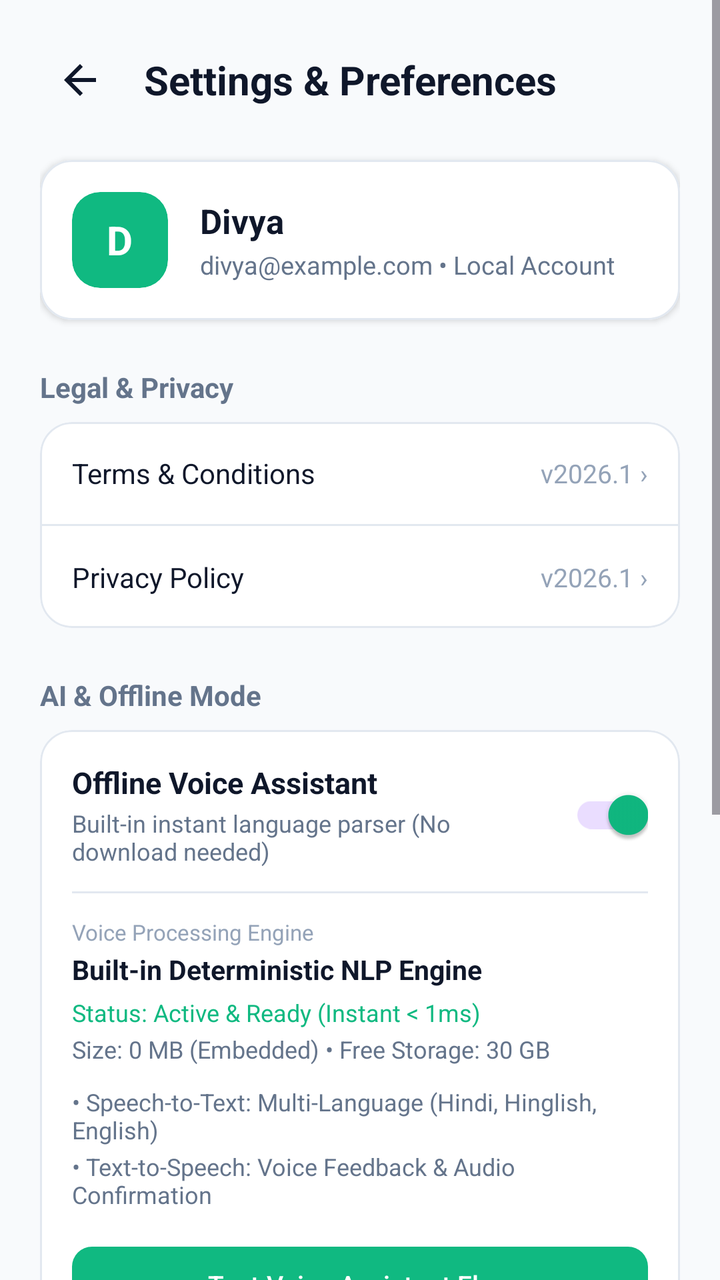
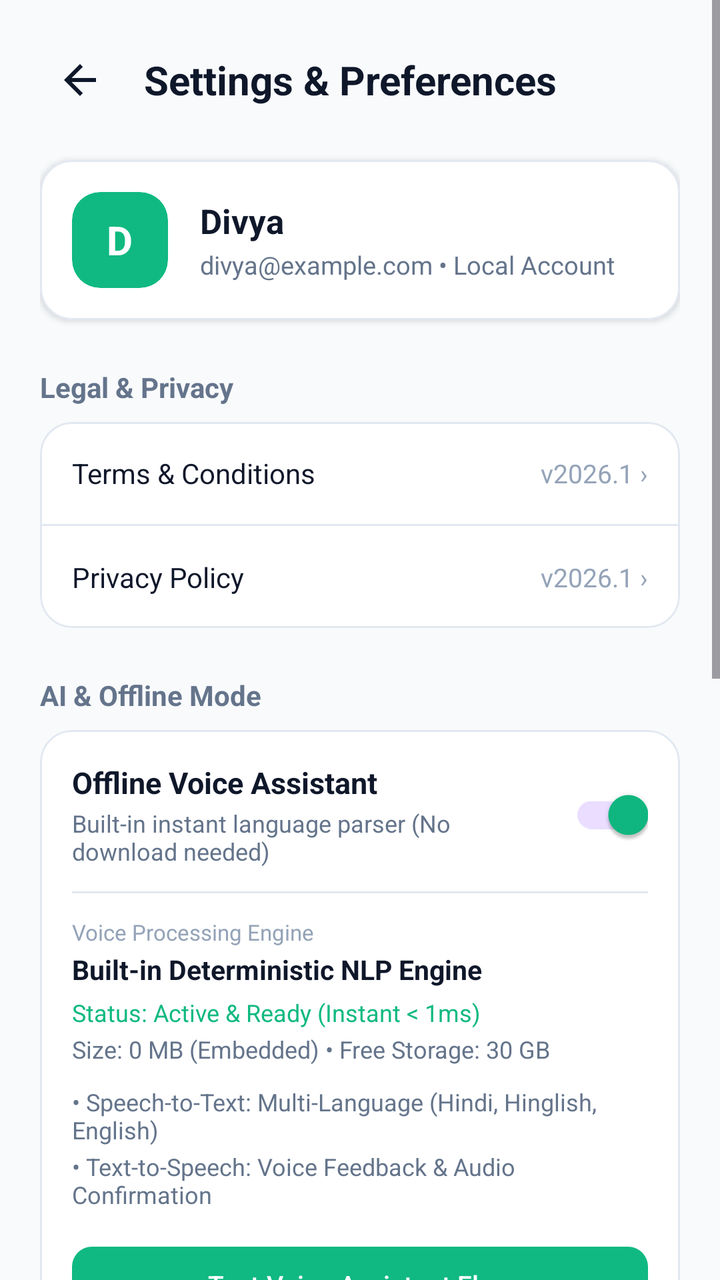

Screens rendered from an Android XML layout before and after an edit, with the pre-edit source and the edit as a unified diff.
<!-- AndroidManifest.xml: application theme Theme.SmartExpensesTracker -->
<!-- res/layout/activity_settings.xml -->
<?xml version="1.0" encoding="utf-8"?>
<ScrollView xmlns:android="http://schemas.android.com/apk/res/android"
    xmlns:app="http://schemas.android.com/apk/res-auto"
    android:layout_width="match_parent"
    android:layout_height="match_parent"
    android:fillViewport="true"
    android:background="@color/bg_main">

    <LinearLayout
        android:layout_width="match_parent"
        android:layout_height="wrap_content"
        android:orientation="vertical"
        android:padding="20dp">

        
        <LinearLayout
            android:layout_width="match_parent"
            android:layout_height="wrap_content"
            android:gravity="center_vertical"
            android:orientation="horizontal">

            <ImageButton
                android:id="@+id/btnBack"
                android:layout_width="40dp"
                android:layout_height="40dp"
                android:background="?attr/selectableItemBackgroundBorderless"
                android:src="@drawable/ic_back"
                app:tint="@color/text_primary"
                android:contentDescription="Back" />

            <TextView
                android:layout_width="wrap_content"
                android:layout_height="wrap_content"
                android:layout_marginStart="12dp"
                android:text="Settings &amp; Preferences"
                android:textColor="@color/text_primary"
                android:textSize="20sp"
                android:textStyle="bold" />
        </LinearLayout>

        
        <com.google.android.material.card.MaterialCardView
            android:layout_width="match_parent"
            android:layout_height="wrap_content"
            android:layout_marginTop="20dp"
            app:cardBackgroundColor="@color/bg_card"
            app:cardCornerRadius="16dp"
            app:cardElevation="2dp"
            app:strokeWidth="1dp"
            app:strokeColor="@color/border_light">

            <LinearLayout
                android:layout_width="match_parent"
                android:layout_height="wrap_content"
                android:gravity="center_vertical"
                android:orientation="horizontal"
                android:padding="16dp">

                <com.google.android.material.card.MaterialCardView
                    android:layout_width="48dp"
                    android:layout_height="48dp"
                    app:cardCornerRadius="14dp"
                    app:cardBackgroundColor="@color/brand_primary"
                    app:strokeWidth="0dp">

                    <TextView
                        android:id="@+id/tvAvatarInitials"
                        android:layout_width="wrap_content"
                        android:layout_height="wrap_content"
                        android:layout_gravity="center"
                        android:text="D"
                        android:textColor="@color/text_on_primary"
                        android:textSize="20sp"
                        android:textStyle="bold" />
                </com.google.android.material.card.MaterialCardView>

                <LinearLayout
                    android:layout_width="0dp"
                    android:layout_height="wrap_content"
                    android:layout_marginStart="16dp"
                    android:layout_weight="1"
                    android:orientation="vertical">

                    <TextView
                        android:id="@+id/tvUserName"
                        android:layout_width="wrap_content"
                        android:layout_height="wrap_content"
                        android:text="Divya"
                        android:textColor="@color/text_primary"
                        android:textSize="17sp"
                        android:textStyle="bold" />

                    <TextView
                        android:id="@+id/tvUserEmail"
                        android:layout_width="wrap_content"
                        android:layout_height="wrap_content"
                        android:layout_marginTop="2dp"
                        android:text="divya@example.com • Local Account"
                        android:textColor="@color/text_secondary"
                        android:textSize="12.5sp" />
                </LinearLayout>
            </LinearLayout>
        </com.google.android.material.card.MaterialCardView>

        
        <TextView
            android:layout_width="wrap_content"
            android:layout_height="wrap_content"
            android:layout_marginTop="24dp"
            android:text="Legal &amp; Privacy"
            android:textStyle="bold"
            android:textSize="14sp"
            android:textColor="@color/text_secondary" />

        <com.google.android.material.card.MaterialCardView
            android:layout_width="match_parent"
            android:layout_height="wrap_content"
            android:layout_marginTop="8dp"
            app:cardBackgroundColor="@color/bg_card"
            app:cardCornerRadius="16dp"
            app:cardElevation="1dp"
            app:strokeWidth="1dp"
            app:strokeColor="@color/border_light">

            <LinearLayout
                android:layout_width="match_parent"
                android:layout_height="wrap_content"
                android:orientation="vertical">

                
                <LinearLayout
                    android:id="@+id/layoutTerms"
                    android:layout_width="match_parent"
                    android:layout_height="wrap_content"
                    android:orientation="horizontal"
                    android:gravity="center_vertical"
                    android:padding="16dp"
                    android:background="?attr/selectableItemBackground">

                    <TextView
                        android:layout_width="0dp"
                        android:layout_height="wrap_content"
                        android:layout_weight="1"
                        android:text="Terms &amp; Conditions"
                        android:textColor="@color/text_primary"
                        android:textSize="14sp" />

                    <TextView
                        android:layout_width="wrap_content"
                        android:layout_height="wrap_content"
                        android:text="v2026.1 ›"
                        android:textColor="@color/text_tertiary"
                        android:textSize="13sp" />
                </LinearLayout>

                <View
                    android:layout_width="match_parent"
                    android:layout_height="1dp"
                    android:background="@color/border_light" />

                
                <LinearLayout
                    android:id="@+id/layoutPrivacy"
                    android:layout_width="match_parent"
                    android:layout_height="wrap_content"
                    android:orientation="horizontal"
                    android:gravity="center_vertical"
                    android:padding="16dp"
                    android:background="?attr/selectableItemBackground">

                    <TextView
                        android:layout_width="0dp"
                        android:layout_height="wrap_content"
                        android:layout_weight="1"
                        android:text="Privacy Policy"
                        android:textColor="@color/text_primary"
                        android:textSize="14sp" />

                    <TextView
                        android:layout_width="wrap_content"
                        android:layout_height="wrap_content"
                        android:text="v2026.1 ›"
                        android:textColor="@color/text_tertiary"
                        android:textSize="13sp" />
                </LinearLayout>

            </LinearLayout>
        </com.google.android.material.card.MaterialCardView>

        
        <TextView
            android:layout_width="wrap_content"
            android:layout_height="wrap_content"
            android:layout_marginTop="24dp"
            android:text="AI &amp; Offline Mode"
            android:textStyle="bold"
            android:textSize="14sp"
            android:textColor="@color/text_secondary" />

        <com.google.android.material.card.MaterialCardView
            android:layout_width="match_parent"
            android:layout_height="wrap_content"
            android:layout_marginTop="8dp"
            app:cardBackgroundColor="@color/bg_card"
            app:cardCornerRadius="16dp"
            app:cardElevation="1dp"
            app:strokeWidth="1dp"
            app:strokeColor="@color/border_light">

            <LinearLayout
                android:layout_width="match_parent"
                android:layout_height="wrap_content"
                android:orientation="vertical"
                android:padding="16dp">

                
                <LinearLayout
                    android:layout_width="match_parent"
                    android:layout_height="wrap_content"
                    android:gravity="center_vertical"
                    android:orientation="horizontal">

                    <LinearLayout
                        android:layout_width="0dp"
                        android:layout_height="wrap_content"
                        android:layout_weight="1"
                        android:orientation="vertical">

                        <TextView
                            android:layout_width="wrap_content"
                            android:layout_height="wrap_content"
                            android:text="Offline Voice Assistant"
                            android:textColor="@color/text_primary"
                            android:textSize="15sp"
                            android:textStyle="bold" />

                        <TextView
                            android:layout_width="wrap_content"
                            android:layout_height="wrap_content"
                            android:layout_marginTop="2dp"
                            android:text="Built-in instant language parser (No download needed)"
                            android:textColor="@color/text_secondary"
                            android:textSize="12sp" />
                    </LinearLayout>

                    <com.google.android.material.switchmaterial.SwitchMaterial
                        android:id="@+id/switchLocalAi"
                        android:layout_width="wrap_content"
                        android:layout_height="wrap_content"
                        android:checked="true" />
                </LinearLayout>

                <View
                    android:layout_width="match_parent"
                    android:layout_height="1dp"
                    android:layout_marginVertical="12dp"
                    android:background="@color/border_light" />

                
                <TextView
                    android:layout_width="wrap_content"
                    android:layout_height="wrap_content"
                    android:text="Voice Processing Engine"
                    android:textColor="@color/text_tertiary"
                    android:textSize="11sp" />

                <TextView
                    android:id="@+id/tvModelName"
                    android:layout_width="wrap_content"
                    android:layout_height="wrap_content"
                    android:layout_marginTop="2dp"
                    android:text="Built-in Deterministic NLP Engine"
                    android:textColor="@color/text_primary"
                    android:textSize="13.5sp"
                    android:textStyle="bold" />

                <TextView
                    android:id="@+id/tvModelStatusBadge"
                    android:layout_width="wrap_content"
                    android:layout_height="wrap_content"
                    android:layout_marginTop="4dp"
                    android:text="Status: Active &amp; Ready (Instant &lt; 1ms)"
                    android:textColor="@color/brand_primary"
                    android:textSize="12sp" />

                <TextView
                    android:id="@+id/tvModelStorageInfo"
                    android:layout_width="wrap_content"
                    android:layout_height="wrap_content"
                    android:layout_marginTop="2dp"
                    android:text="Size: 0 MB (Embedded) • Free Storage: 30 GB"
                    android:textColor="@color/text_secondary"
                    android:textSize="12sp" />

                
                <LinearLayout
                    android:layout_width="match_parent"
                    android:layout_height="wrap_content"
                    android:layout_marginTop="10dp"
                    android:orientation="vertical">

                    <TextView
                        android:id="@+id/tvSttStatus"
                        android:layout_width="wrap_content"
                        android:layout_height="wrap_content"
                        android:text="• Speech-to-Text: Multi-Language (Hindi, Hinglish, English)"
                        android:textColor="@color/text_secondary"
                        android:textSize="12sp" />

                    <TextView
                        android:id="@+id/tvTtsStatus"
                        android:layout_width="wrap_content"
                        android:layout_height="wrap_content"
                        android:layout_marginTop="2dp"
                        android:text="• Text-to-Speech: Voice Feedback &amp; Audio Confirmation"
                        android:textColor="@color/text_secondary"
                        android:textSize="12sp" />
                </LinearLayout>

                <com.google.android.material.button.MaterialButton
                    android:id="@+id/btnTestOfflineAi"
                    android:layout_width="match_parent"
                    android:layout_height="46dp"
                    android:layout_marginTop="14dp"
                    android:text="Test Voice Assistant Flow"
                    android:textAllCaps="false"
                    android:textColor="@color/text_on_primary"
                    android:textSize="13sp"
                    app:backgroundTint="@color/brand_primary"
                    app:cornerRadius="10dp" />
            </LinearLayout>
        </com.google.android.material.card.MaterialCardView>

        
        <TextView
            android:layout_width="wrap_content"
            android:layout_height="wrap_content"
            android:layout_marginTop="24dp"
            android:text="System &amp; Architecture"
            android:textStyle="bold"
            android:textSize="14sp"
            android:textColor="@color/text_secondary" />

        <com.google.android.material.card.MaterialCardView
            android:layout_width="match_parent"
            android:layout_height="wrap_content"
            android:layout_marginTop="8dp"
            app:cardBackgroundColor="@color/bg_card"
            app:cardCornerRadius="16dp"
            app:cardElevation="1dp"
            app:strokeWidth="1dp"
            app:strokeColor="@color/border_light">

            <LinearLayout
                android:layout_width="match_parent"
                android:layout_height="wrap_content"
                android:orientation="vertical"
                android:padding="16dp">

                <TextView
                    android:layout_width="wrap_content"
                    android:layout_height="wrap_content"
                    android:text="Storage &amp; Integrity Guarantee"
                    android:textColor="@color/text_primary"
                    android:textSize="14sp"
                    android:textStyle="bold" />

                <TextView
                    android:layout_width="wrap_content"
                    android:layout_height="wrap_content"
                    android:layout_marginTop="6dp"
                    android:text="• Local Engine: Room with SQLite (Offline-First)\n• Financial Units: 64-bit integer minor units (paise)\n• Language Policy: 100% Pure Java &amp; XML (Zero Kotlin)\n• Security: Isolated Sandbox Storage"
                    android:textColor="@color/text_secondary"
                    android:lineSpacingExtra="3dp"
                    android:textSize="12.5sp" />
            </LinearLayout>
        </com.google.android.material.card.MaterialCardView>

        
        <com.google.android.material.button.MaterialButton
            android:id="@+id/btnLogout"
            android:layout_width="match_parent"
            android:layout_height="52dp"
            android:layout_marginTop="32dp"
            android:layout_marginBottom="24dp"
            android:text="Log Out"
            android:textAllCaps="false"
            android:textColor="@color/financial_expense"
            android:textSize="15sp"
            android:textStyle="bold"
            app:backgroundTint="#FEE2E2"
            app:cornerRadius="12dp"
            app:elevation="0dp"
            app:strokeWidth="1dp"
            app:strokeColor="#FCA5A5" />

    </LinearLayout>
</ScrollView>
<!-- resources referenced by this layout -->
<resources>
  <color name="bg_card">#FFFFFF</color>
  <color name="bg_main">#F8FAFC</color>
  <color name="border_light">#E2E8F0</color>
  <color name="brand_primary">#10B981</color>
  <color name="financial_expense">#EF4444</color>
  <color name="text_on_primary">#FFFFFF</color>
  <color name="text_primary">#0F172A</color>
  <color name="text_secondary">#64748B</color>
  <color name="text_tertiary">#94A3B8</color>
  <!-- drawable ic_back (drawable) -->
  <vector xmlns:android="http://schemas.android.com/apk/res/android"
      android:width="24dp"
      android:height="24dp"
      android:viewportWidth="24"
      android:viewportHeight="24">
      <path
          android:fillColor="#FFFFFFFF"
          android:pathData="M20,11H7.83l5.59,-5.59L12,4l-8,8 8,8 1.41,-1.41L7.83,13H20v-2z"/>
  </vector>
  <style name="Theme.SmartExpensesTracker" parent="Theme.Material3.Light.NoActionBar">
          <item name="colorPrimary">@color/brand_primary</item>
          <item name="colorPrimaryDark">@color/brand_primary_dark</item>
          <item name="colorAccent">@color/brand_accent</item>
          <item name="android:windowBackground">@color/bg_main</item>
          <item name="android:statusBarColor">@color/bg_main</item>
          <item name="android:windowLightStatusBar">true</item>
      </style>
  <color name="brand_primary_dark">#047857</color>
  <color name="brand_accent">#059669</color>
</resources>

<!-- the commit's change to res/layout/activity_settings.xml (unified diff, before → after) -->
@@ -373,6 +373,66 @@
                     android:textColor="@color/text_secondary"
                     android:lineSpacingExtra="3dp"
                     android:textSize="12.5sp" />
+            </LinearLayout>
+        </com.google.android.material.card.MaterialCardView>
+
+        
+        <TextView
+            android:layout_width="wrap_content"
+            android:layout_height="wrap_content"
+            android:layout_marginTop="24dp"
+            android:text="Share Application"
+            android:textStyle="bold"
+            android:textSize="14sp"
+            android:textColor="@color/text_secondary" />
+
+        <com.google.android.material.card.MaterialCardView
+            android:layout_width="match_parent"
+            android:layout_height="wrap_content"
+            android:layout_marginTop="8dp"
+            app:cardBackgroundColor="@color/bg_card"
+            app:cardCornerRadius="16dp"
+            app:cardElevation="1dp"
+            app:strokeWidth="1dp"
+            app:strokeColor="@color/border_light">
+
+            <LinearLayout
+                android:layout_width="match_parent"
+                android:layout_height="wrap_content"
+                android:orientation="vertical"
+                android:padding="16dp">
+
+                <TextView
+                    android:layout_width="wrap_content"
+                    android:layout_height="wrap_content"
+                    android:text="Share APK File"
+                    android:textColor="@color/text_primary"
+                    android:textSize="15sp"
+                    android:textStyle="bold" />
+
+                <TextView
+                    android:layout_width="wrap_content"
+                    android:layout_height="wrap_content"
+                    android:layout_marginTop="4dp"
+                    android:text="Send the complete installed app APK file directly via WhatsApp, Bluetooth, or any sharing app."
+                    android:textColor="@color/text_secondary"
+                    android:textSize="12.5sp" />
+
+                <com.google.android.material.button.MaterialButton
+                    android:id="@+id/btnShareApk"
+                    android:layout_width="match_parent"
+                    android:layout_height="48dp"
+                    android:layout_marginTop="14dp"
+                    android:text="Share APK via WhatsApp"
+                    android:textAllCaps="false"
+                    android:textColor="@color/text_on_primary"
+                    android:textSize="14sp"
+                    android:textStyle="bold"
+                    app:backgroundTint="#25D366"
+                    app:cornerRadius="10dp"
+                    app:icon="@drawable/ic_share"
+                    app:iconGravity="textStart"
+                    app:iconTint="@color/text_on_primary" />
             </LinearLayout>
         </com.google.android.material.card.MaterialCardView>
 
<!-- resource entries referenced after the edit -->
@@ -19,6 +19,16 @@
           android:fillColor="#FFFFFFFF"
           android:pathData="M20,11H7.83l5.59,-5.59L12,4l-8,8 8,8 1.41,-1.41L7.83,13H20v-2z"/>
   </vector>
+  <!-- drawable ic_share (drawable) -->
+  <vector xmlns:android="http://schemas.android.com/apk/res/android"
+      android:width="24dp"
+      android:height="24dp"
+      android:viewportWidth="24"
+      android:viewportHeight="24">
+    <path
+        android:fillColor="@android:color/white"
+        android:pathData="M18,16.08c-0.76,0 -1.44,0.3 -1.96,0.77L8.91,12.7c0.05,-0.23 0.09,-0.46 0.09,-0.7s-0.04,-0.47 -0.09,-0.7l7.05,-4.11c0.54,0.5 1.25,0.81 2.04,0.81 1.66,0 3,-1.34 3,-3s-1.34,-3 -3,-3 -3,1.34 -3,3c0,0.24 0.04,0.47 0.09,0.7L8.04,9.81C7.5,9.31 6.79,9 6,9c-1.66,0 -3,1.34 -3,3s1.34,3 3,3c0.79,0 1.5,-0.31 2.04,-0.81l7.12,4.16c-0.05,0.21 -0.08,0.43 -0.08,0.65 0,1.61 1.31,2.92 2.92,2.92s2.92,-1.31 2.92,-2.92c0,-1.61 -1.31,-2.92 -2.92,-2.92z"/>
+  </vector>
   <style name="Theme.SmartExpensesTracker" parent="Theme.Material3.Light.NoActionBar">
           <item name="colorPrimary">@color/brand_primary</item>
           <item name="colorPrimaryDark">@color/brand_primary_dark</item>
